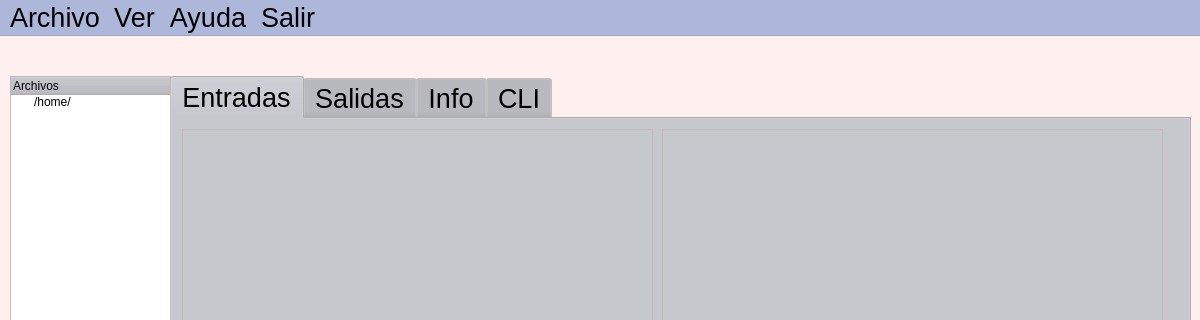
Above: form.ui from blotero/FEET-GUI before the change; both pictures show x 0 to 1200 and y 0 to 320 of the 1200 by 800 pixel window. Below: the same form after it.
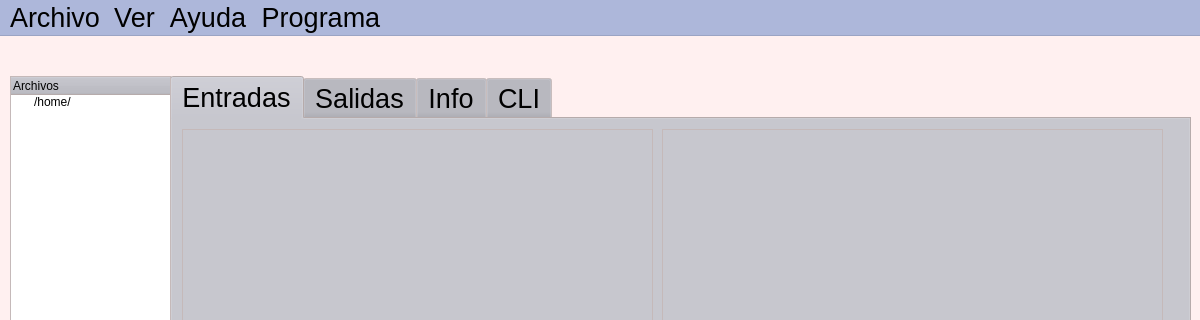
That is the form after the change. Icons and pictures are not drawn.

The edit to the form file:
```diff
--- a/form.ui
+++ b/form.ui
@@ -2072,7 +2072,7 @@
    </widget>
    <widget class="QMenu" name="menuSalir">
     <property name="title">
-     <string>Salir</string>
+     <string>Programa</string>
     </property>
    </widget>
    <addaction name="menuFEET_GUI"/>
```
Left out of the diff: 6 changed lines with no effect on the pictures.
